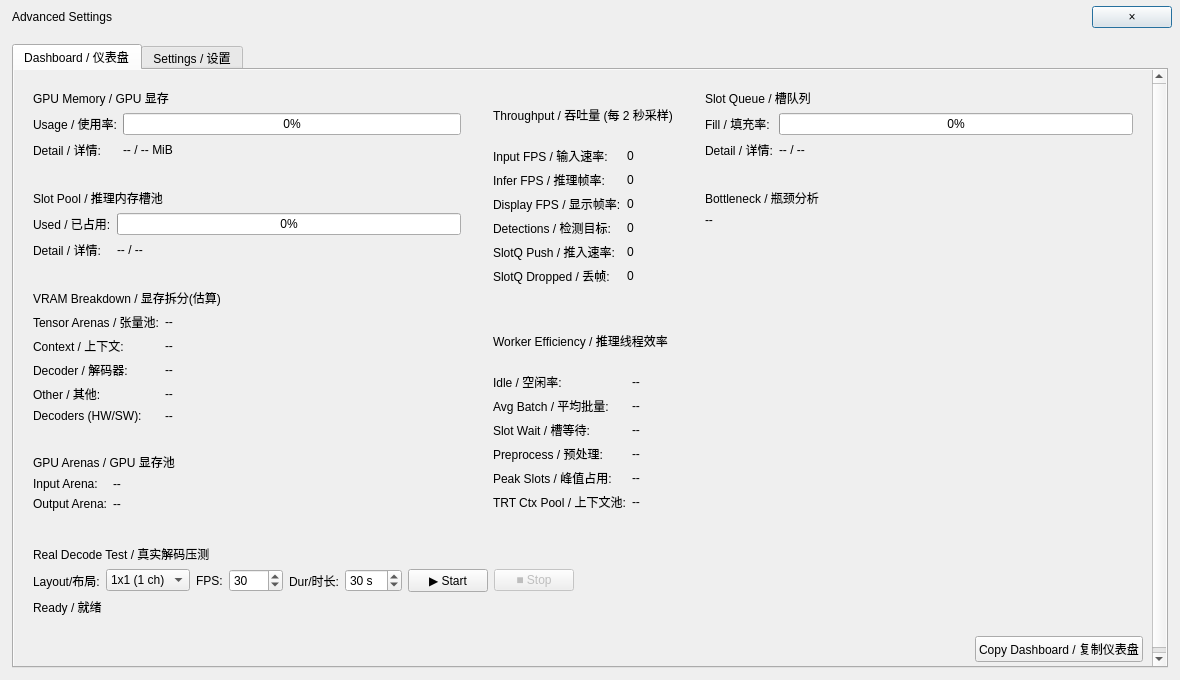
Before: the Qt Designer form src/widgets/AdvancedSettingsDialog.ui in QieShi09/CudaForge-YOLO, drawn with Qt 5.
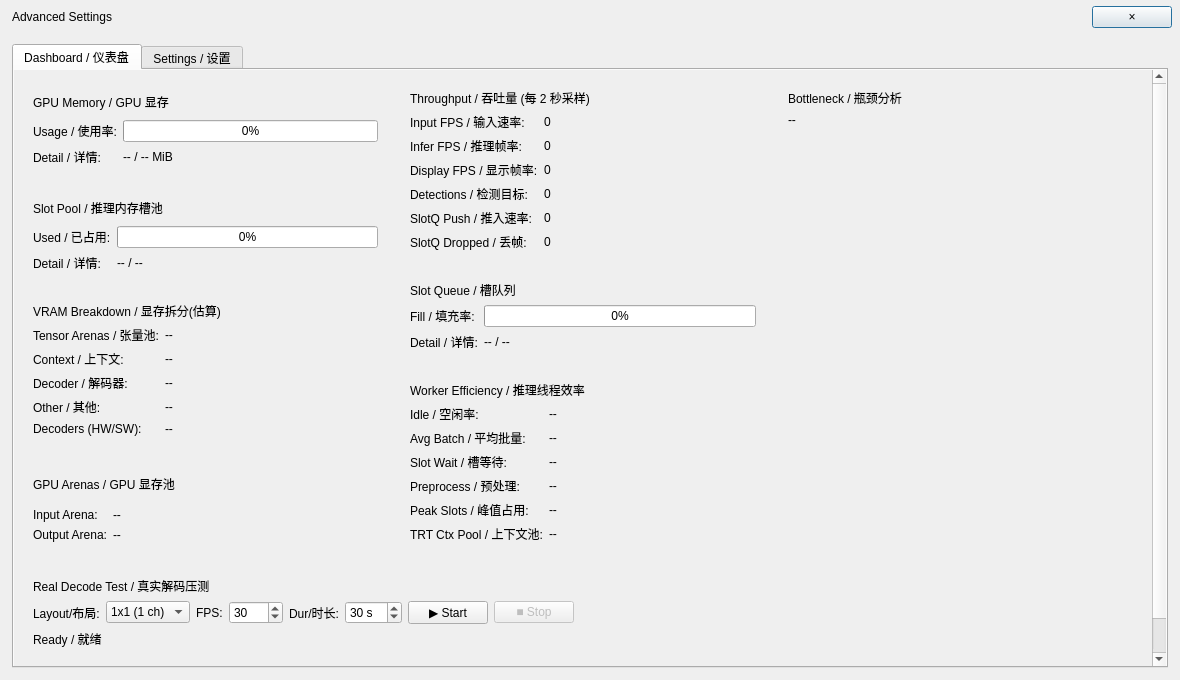
After: the same form once the commit is applied.

Patch:
```diff
--- a/src/widgets/AdvancedSettingsDialog.ui
+++ b/src/widgets/AdvancedSettingsDialog.ui
@@ -179,6 +179,26 @@
                     </layout>
                    </widget>
                   </item>
+                  <item>
+                   <widget class="QWidget" name="cardDetQueue" native="true">
+                    <property name="card" stdset="0"><bool>true</bool></property>
+                    <layout class="QVBoxLayout" name="vlCardDetQueue">
+                     <property name="leftMargin"><number>10</number></property>
+                     <property name="topMargin"><number>10</number></property>
+                     <property name="rightMargin"><number>10</number></property>
+                     <property name="bottomMargin"><number>10</number></property>
+                     <item><widget class="QLabel" name="titleDetQueue"><property name="text"><string>Slot Queue / 槽队列</string></property><property name="role" stdset="0"><string>cardTitle</string></property></widget></item>
+                     <item>
+                      <layout class="QFormLayout" name="formDetQueue">
+                       <item row="0" column="0"><widget class="QLabel" name="txtDetFill"><property name="text"><string>Fill / 填充率:</string></property><property name="role" stdset="0"><string>rowTitle</string></property></widget></item>
+                       <item row="0" column="1"><widget class="QProgressBar" name="m_barDetQueue"><property name="maximum"><number>100</number></property><property name="value"><number>0</number></property></widget></item>
+                       <item row="1" column="0"><widget class="QLabel" name="txtDetDetail"><property name="text"><string>Detail / 详情:</string></property><property name="role" stdset="0"><string>rowTitle</string></property></widget></item>
+                       <item row="1" column="1"><widget class="QLabel" name="m_lblDetQueue"><property name="text"><string>-- / --</string></property></widget></item>
+                      </layout>
+                     </item>
+                    </layout>
+                   </widget>
+                  </item>
                   <item>
                    <widget class="QWidget" name="cardWorker" native="true">
                     <property name="card" stdset="0"><bool>true</bool></property>
@@ -213,26 +233,6 @@
                 <item>
                  <layout class="QVBoxLayout" name="rightColumnLayout">
                   <property name="spacing"><number>10</number></property>
-                  <item>
-                   <widget class="QWidget" name="cardDetQueue" native="true">
-                    <property name="card" stdset="0"><bool>true</bool></property>
-                    <layout class="QVBoxLayout" name="vlCardDetQueue">
-                     <property name="leftMargin"><number>10</number></property>
-                     <property name="topMargin"><number>10</number></property>
-                     <property name="rightMargin"><number>10</number></property>
-                     <property name="bottomMargin"><number>10</number></property>
-                     <item><widget class="QLabel" name="titleDetQueue"><property name="text"><string>Slot Queue / 槽队列</string></property><property name="role" stdset="0"><string>cardTitle</string></property></widget></item>
-                     <item>
-                      <layout class="QFormLayout" name="formDetQueue">
-                       <item row="0" column="0"><widget class="QLabel" name="txtDetFill"><property name="text"><string>Fill / 填充率:</string></property><property name="role" stdset="0"><string>rowTitle</string></property></widget></item>
-                       <item row="0" column="1"><widget class="QProgressBar" name="m_barDetQueue"><property name="maximum"><number>100</number></property><property name="value"><number>0</number></property></widget></item>
-                       <item row="1" column="0"><widget class="QLabel" name="txtDetDetail"><property name="text"><string>Detail / 详情:</string></property><property name="role" stdset="0"><string>rowTitle</string></property></widget></item>
-                       <item row="1" column="1"><widget class="QLabel" name="m_lblDetQueue"><property name="text"><string>-- / --</string></property></widget></item>
-                      </layout>
-                     </item>
-                    </layout>
-                   </widget>
-                  </item>
                   <item>
                    <widget class="QWidget" name="cardBottleneck" native="true">
                     <property name="card" stdset="0"><bool>true</bool></property>
```
